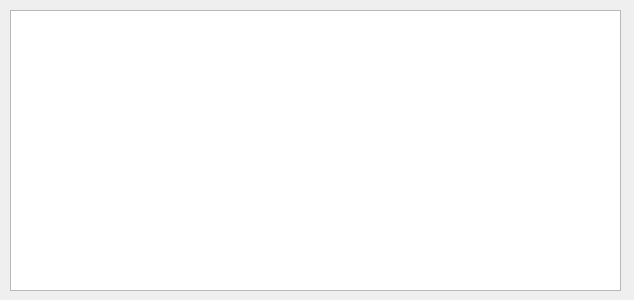
Qt form NxNandManager/gui/debug.ui (eliboa/NxNandManager) before a commit.
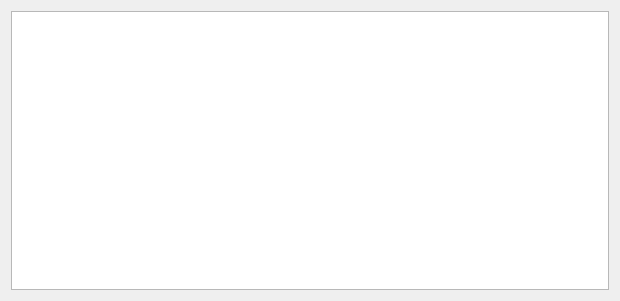
The same form after that commit.

The edit to the form file:
```diff
--- a/NxNandManager/gui/debug.ui
+++ b/NxNandManager/gui/debug.ui
@@ -6,23 +6,18 @@
    <rect>
     <x>0</x>
     <y>0</y>
-    <width>634</width>
-    <height>300</height>
+    <width>620</width>
+    <height>301</height>
    </rect>
   </property>
   <property name="windowTitle">
    <string>Dialog</string>
   </property>
-  <widget class="QPlainTextEdit" name="console">
-   <property name="geometry">
-    <rect>
-     <x>10</x>
-     <y>10</y>
-     <width>611</width>
-     <height>281</height>
-    </rect>
-   </property>
-  </widget>
+  <layout class="QGridLayout" name="gridLayout">
+   <item row="0" column="0">
+    <widget class="QPlainTextEdit" name="console"/>
+   </item>
+  </layout>
  </widget>
  <resources/>
  <connections/>
```
